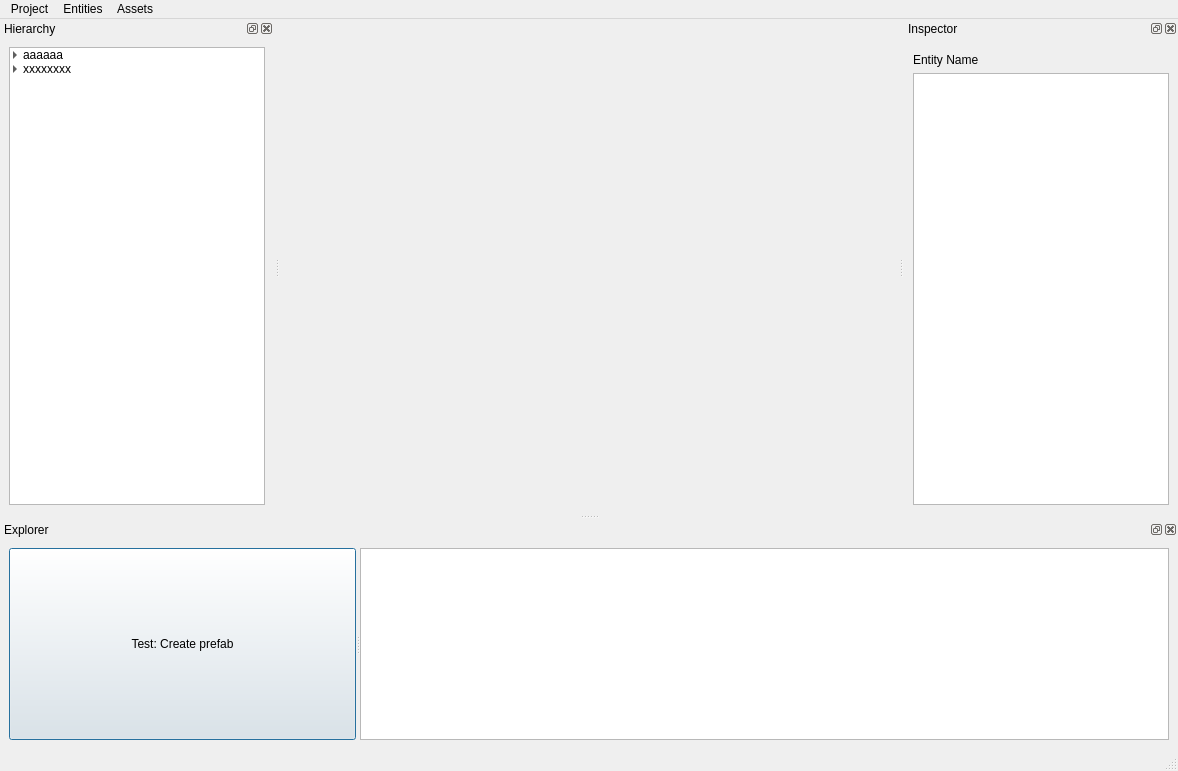
Above: res/WindowMain.ui from Bang3DEngine/OldBang before the change. Below: the same form after it.
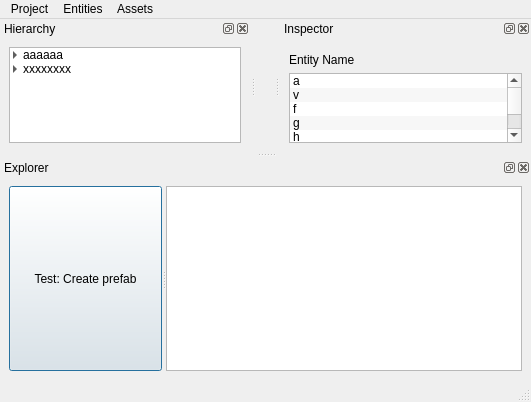
That is the form after the change. Custom widgets are drawn as their Qt base class.

Patch:
```diff
--- a/res/WindowMain.ui
+++ b/res/WindowMain.ui
@@ -9,8 +9,8 @@
    <rect>
     <x>0</x>
     <y>0</y>
-    <width>1178</width>
-    <height>771</height>
+    <width>531</width>
+    <height>402</height>
    </rect>
   </property>
   <property name="windowTitle">
@@ -45,7 +45,7 @@
     <rect>
      <x>0</x>
      <y>0</y>
-     <width>1178</width>
+     <width>531</width>
      <height>25</height>
     </rect>
    </property>
@@ -254,7 +254,63 @@
         </widget>
        </item>
        <item>
-        <widget class="ListInspector" name="widgetListInspector"/>
+        <widget class="ListInspector" name="widgetListInspector">
+         <property name="defaultDropAction">
+          <enum>Qt::MoveAction</enum>
+         </property>
+         <property name="alternatingRowColors">
+          <bool>true</bool>
+         </property>
+         <property name="movement">
+          <enum>QListView::Snap</enum>
+         </property>
+         <property name="flow">
+          <enum>QListView::TopToBottom</enum>
+         </property>
+         <property name="viewMode">
+          <enum>QListView::ListMode</enum>
+         </property>
+         <item>
+          <property name="text">
+           <string>a</string>
+          </property>
+         </item>
+         <item>
+          <property name="text">
+           <string>v</string>
+          </property>
+         </item>
+         <item>
+          <property name="text">
+           <string>f</string>
+          </property>
+         </item>
+         <item>
+          <property name="text">
+           <string>g</string>
+          </property>
+         </item>
+         <item>
+          <property name="text">
+           <string>h</string>
+          </property>
+         </item>
+         <item>
+          <property name="text">
+           <string>New Item</string>
+          </property>
+         </item>
+         <item>
+          <property name="text">
+           <string>j</string>
+          </property>
+         </item>
+         <item>
+          <property name="text">
+           <string>j</string>
+          </property>
+         </item>
+        </widget>
        </item>
       </layout>
      </item>
```
